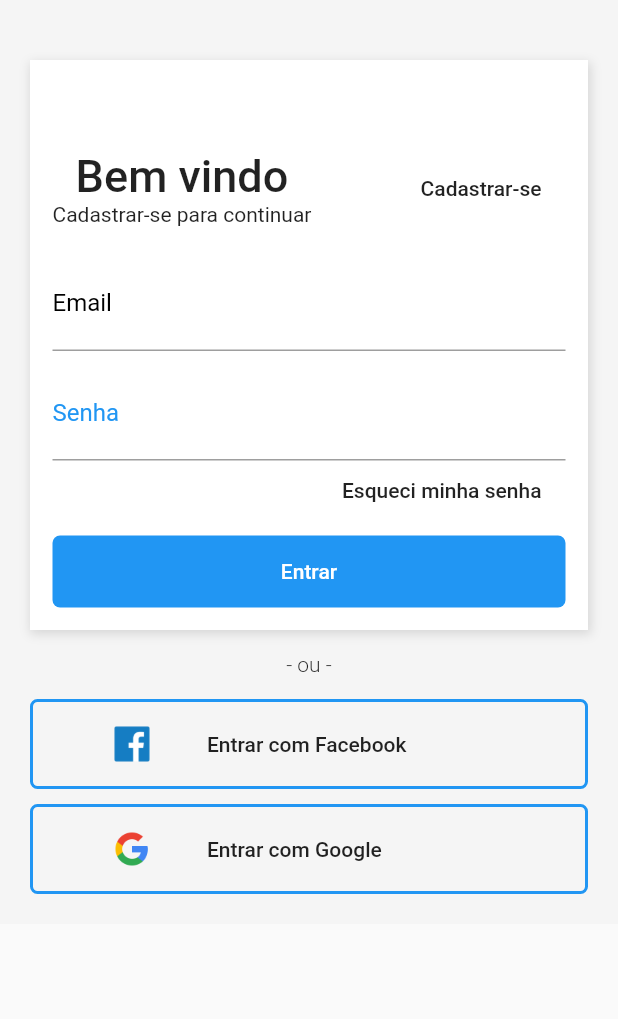
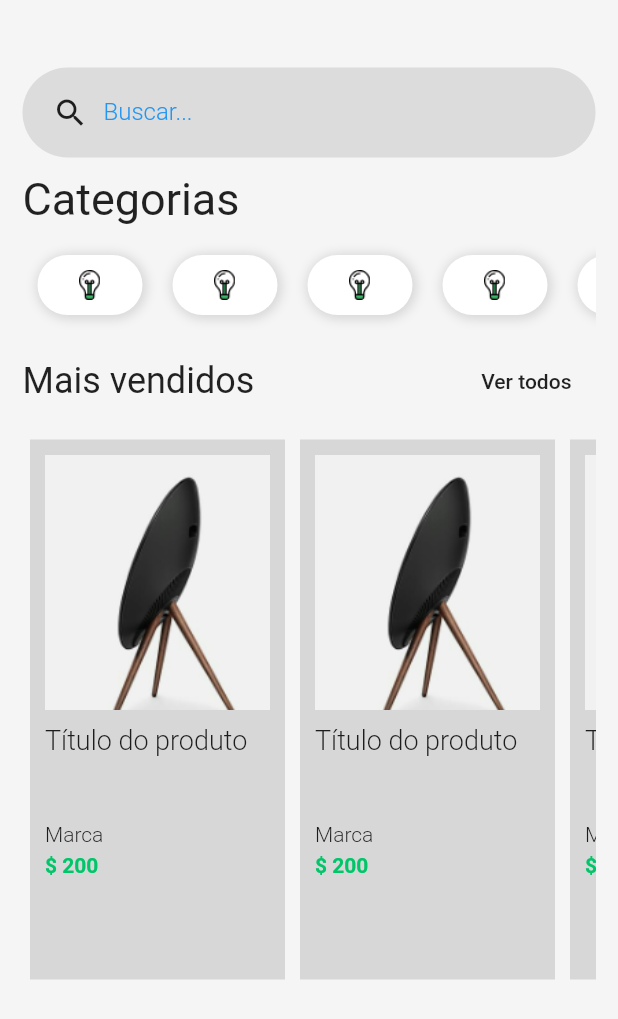
Before and after one commit to talesboalim/balta.io-7185-dominando-layouts-no-flutter-shopping, a Flutter app: the LoginPage screen opened directly, after a tap on "Entrar", on a phone screen of 412 x 824 dp. Shown: the top 1019 px of the screen. Run offline on Flutter 3.47's test engine with Material 2 defaults, Android fonts, the phone set to English and light mode, and no system bars.

Commit message:
Finalizada tela de Login, signup, product, home e iniciada tela do carrinho

```diff
--- a/lib/main.dart
+++ b/lib/main.dart
@@ -1,5 +1,5 @@
 import 'package:flutter/material.dart';
-import 'package:shopping/pages/login.page.dart';
+import 'package:shopping/pages/cart.page.dart';
 
 void main() => runApp(MyApp());
 
@@ -12,7 +12,7 @@ class MyApp extends StatelessWidget {
       theme: ThemeData(
         primarySwatch: Colors.blue,
       ),
-      home: LoginPage(),
+      home: CartPage(),
     );
   }
 }
--- /dev/null
+++ b/lib/pages/home.page.dart
@@ -0,0 +1,221 @@
+import 'package:flutter/material.dart';
+
+import 'product.page.dart';
+
+class HomePage extends StatelessWidget {
+  @override
+  Widget build(BuildContext context) {
+    return Scaffold(
+      body: Container(
+        padding: EdgeInsets.all(15),
+        color: Color(0xFFF5F5F5),
+        width: double.infinity,
+        child: Column(
+          crossAxisAlignment: CrossAxisAlignment.stretch,
+          children: <Widget>[
+            SizedBox(
+              height: 30,
+            ),
+            search(),
+            SizedBox(
+              height: 10,
+            ),
+            Text(
+              "Categorias",
+              style: TextStyle(fontSize: 30),
+            ),
+            SizedBox(
+              height: 10,
+            ),
+            Container(
+              height: 60,
+              child: categoryList(),
+            ),
+            SizedBox(
+              height: 10,
+            ),
+            Row(
+              mainAxisAlignment: MainAxisAlignment.spaceBetween,
+              children: <Widget>[
+                Text(
+                  "Mais vendidos",
+                  style: Theme.of(context).textTheme.headline,
+                ),
+                FlatButton(
+                  child: Text("Ver todos"),
+                  onPressed: () => {},
+                ),
+              ],
+            ),
+            SizedBox(
+              height: 10,
+            ),
+            Container(
+              height: 370,
+              child: productList(context),
+            )
+          ],
+        ),
+      ),
+    );
+  }
+}
+
+Widget search() {
+  return Container(
+    height: 60,
+    padding: EdgeInsets.only(
+      left: 20,
+    ),
+    decoration: BoxDecoration(
+      color: Colors.black.withOpacity(0.1),
+      borderRadius: BorderRadius.all(
+        Radius.circular(128),
+      ),
+    ),
+    child: Row(
+      children: <Widget>[
+        Icon(Icons.search),
+        Container(
+          width: 300,
+          padding: EdgeInsets.only(left: 10),
+          child: TextFormField(
+            keyboardType: TextInputType.text,
+            decoration: InputDecoration(
+              border: InputBorder.none,
+              labelText: "Buscar...",
+              labelStyle: TextStyle(
+                color: Colors.blue,
+                fontWeight: FontWeight.w300,
+                fontSize: 16,
+              ),
+            ),
+            style: TextStyle(
+              fontSize: 20,
+              color: Colors.blue,
+            ),
+          ),
+        ),
+      ],
+    ),
+  );
+}
+
+Widget categoryList() {
+  return Container(
+    child: ListView(
+      scrollDirection: Axis.horizontal,
+      children: <Widget>[
+        categoryItem(),
+        categoryItem(),
+        categoryItem(),
+        categoryItem(),
+        categoryItem(),
+        categoryItem(),
+        categoryItem(),
+      ],
+    ),
+  );
+}
+
+Widget categoryItem() {
+  return Container(
+    width: 70,
+    height: 70,
+    margin: EdgeInsets.all(10),
+    padding: EdgeInsets.all(10),
+    decoration: BoxDecoration(
+      color: Colors.white,
+      boxShadow: [
+        new BoxShadow(
+          color: Colors.black12,
+          offset: new Offset(1, 1),
+          blurRadius: 5,
+          spreadRadius: 2,
+        ),
+      ],
+      borderRadius: BorderRadius.all(
+        Radius.circular(64),
+      ),
+    ),
+    child: Image.asset("assets/Icon_Devices.png"),
+  );
+}
+
+Widget productList(BuildContext context) {
+  return Container(
+    child: ListView(
+      scrollDirection: Axis.horizontal,
+      children: <Widget>[
+        productItem(context),
+        productItem(context),
+        productItem(context),
+        productItem(context),
+      ],
+    ),
+  );
+}
+
+Widget productItem(BuildContext context) {
+  return Container(
+    padding: EdgeInsets.all(10),
+    margin: EdgeInsets.all(5),
+    width: 170,
+    color: Colors.black12,
+    child: Column(
+      crossAxisAlignment: CrossAxisAlignment.start,
+      children: <Widget>[
+        GestureDetector(
+          onTap: () {
+            Navigator.push(
+              context,
+              MaterialPageRoute(
+                builder: (context) => ProductPage(),
+              ),
+            );
+          },
+          child: Image.asset(
+            "assets/product-1.png",
+            width: 170,
+            height: 170,
+            fit: BoxFit.cover,
+          ),
+        ),
+        SizedBox(
+          height: 10,
+        ),
+        Container(
+          height: 60,
+          child: Text(
+            "Título do produto",
+            style: TextStyle(
+              fontSize: 18,
+              fontWeight: FontWeight.w300,
+            ),
+          ),
+        ),
+        SizedBox(
+          height: 5,
+        ),
+        Text(
+          "Marca",
+          style: TextStyle(
+            fontSize: 14,
+            fontWeight: FontWeight.w300,
+          ),
+        ),
+        SizedBox(
+          height: 5,
+        ),
+        Text(
+          "\$ 200",
+          style: TextStyle(
+            fontSize: 14,
+            fontWeight: FontWeight.bold,
+            color: Color(0xFF00C569),
+          ),
+        ),
+      ],
+    ),
+  );
+}
--- a/lib/pages/login.page.dart
+++ b/lib/pages/login.page.dart
@@ -1,4 +1,5 @@
 import 'package:flutter/material.dart';
+import 'package:shopping/pages/home.page.dart';
 import 'package:shopping/pages/signup.page.dart';
 
 class LoginPage extends StatelessWidget {
@@ -130,7 +131,14 @@ class LoginPage extends StatelessWidget {
                               color: Colors.white,
                             ),
                           ),
-                          onPressed: () {},
+                          onPressed: () {
+                            Navigator.push(
+                              context,
+                              MaterialPageRoute(
+                                builder: (context) => HomePage(),
+                              ),
+                            );
+                          },
                         ),
                       ),
                     ],
```
Also changed, not shown: lib/pages/cart.page.dart (added, +25 -0 lines), lib/pages/product.page.dart (added, +67 -0 lines), lib/pages/signup.page.dart (+123 -5 lines).
